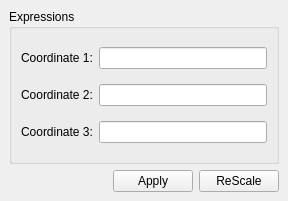
This is Widgets/Coordinates.ui in CCSEPBVR/CS-IS-PBVR as Qt 5 draws it before an edit. The edited form follows.
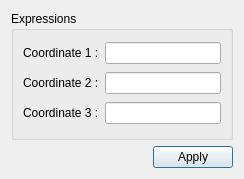
This is the edited form.

Commit message: Coordinateパネルを実装(QDockWidgetからQDialogに変更)

```diff
--- a/Widgets/Coordinates.ui
+++ b/Widgets/Coordinates.ui
@@ -1,27 +1,19 @@
 <?xml version="1.0" encoding="UTF-8"?>
 <ui version="4.0">
  <class>Coordinates</class>
- <widget class="QDockWidget" name="Coordinates">
+ <widget class="QDialog" name="Coordinates">
   <property name="geometry">
    <rect>
     <x>0</x>
     <y>0</y>
-    <width>288</width>
-    <height>201</height>
+    <width>244</width>
+    <height>179</height>
    </rect>
   </property>
   <property name="windowTitle">
    <string>Coordinates</string>
   </property>
-  <widget class="QWidget" name="dockWidgetContents">
-   <layout class="QGridLayout" name="gridLayout">
-    <item row="1" column="2">
-     <widget class="QPushButton" name="reScalePBtn">
-      <property name="text">
-       <string>ReScale</string>
-      </property>
-     </widget>
-    </item>
+  <layout class="QGridLayout" name="gridLayout_2">
     <item row="1" column="1">
      <widget class="QPushButton" name="applyPBtn">
       <property name="text">
@@ -42,33 +34,12 @@
       </property>
      </spacer>
     </item>
-    <item row="0" column="0" colspan="3">
+   <item row="0" column="0" colspan="2">
      <widget class="QGroupBox" name="coordinatesGBox">
       <property name="title">
        <string>Expressions</string>
       </property>
-      <layout class="QGridLayout" name="gridLayout_2">
-       <item row="0" column="0">
-        <widget class="QLabel" name="coordinateXLbl">
-         <property name="text">
-          <string>Coordinate 1:</string>
-         </property>
-        </widget>
-       </item>
-       <item row="2" column="0">
-        <widget class="QLabel" name="coordinateZLbl">
-         <property name="text">
-          <string>Coordinate 3:</string>
-         </property>
-        </widget>
-       </item>
-       <item row="1" column="0">
-        <widget class="QLabel" name="coordinateYLbl">
-         <property name="text">
-          <string>Coordinate 2:</string>
-         </property>
-        </widget>
-       </item>
+     <layout class="QGridLayout" name="gridLayout">
        <item row="0" column="1">
         <widget class="QLineEdit" name="coordinateXLEdit"/>
        </item>
@@ -78,11 +49,31 @@
        <item row="2" column="1">
         <widget class="QLineEdit" name="coordinateZLEdit"/>
        </item>
-      </layout>
-     </widget>
-    </item>
-   </layout>
-  </widget>
+      <item row="0" column="0">
+       <widget class="QLabel" name="coordinateXLbl">
+        <property name="text">
+         <string>Coordinate 1 :</string>
+        </property>
+       </widget>
+      </item>
+      <item row="1" column="0">
+       <widget class="QLabel" name="coordinateYLbl">
+        <property name="text">
+         <string>Coordinate 2 :</string>
+        </property>
+       </widget>
+      </item>
+      <item row="2" column="0">
+       <widget class="QLabel" name="coordinateZLbl">
+        <property name="text">
+         <string>Coordinate 3 :</string>
+        </property>
+       </widget>
+      </item>
+     </layout>
+    </widget>
+   </item>
+  </layout>
  </widget>
  <resources/>
  <connections/>
```
Lines whose indentation alone changed are shown as unchanged. The commit also changes 7 other files.
